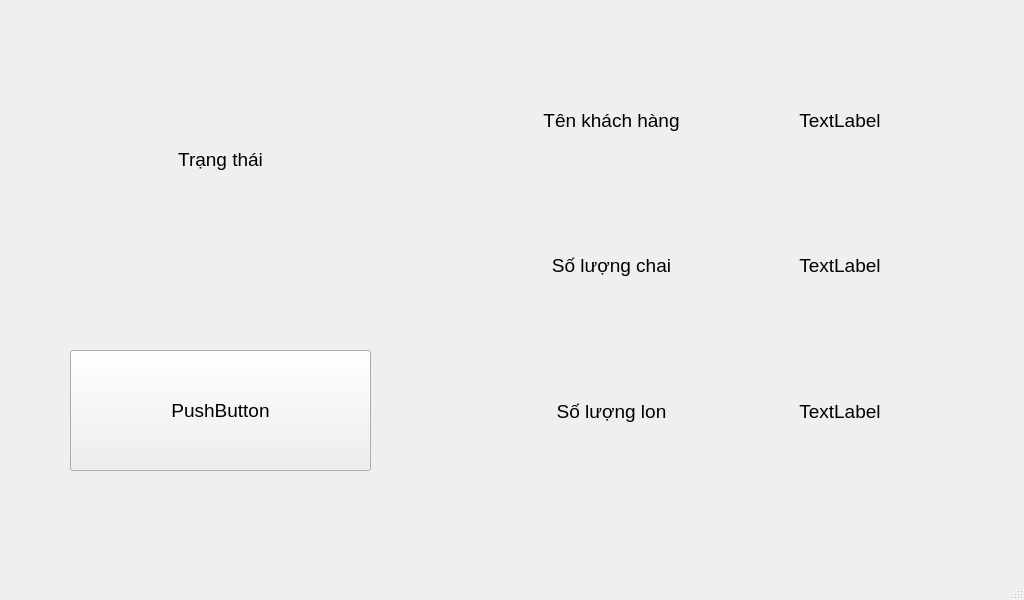
Qt form gui/login.ui (TanJohn1604/lvtn_jetson) before a commit.
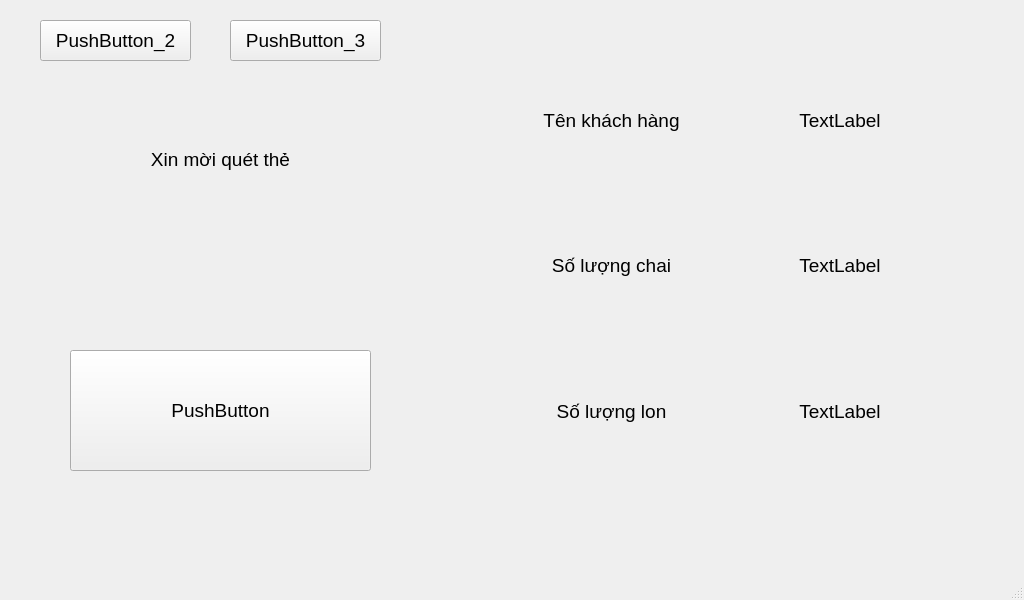
The same form after that commit.

Commit message: nhận id thẻ, nhận diện gửi lên firebase số lon, chai

Patch:
```diff
--- a/gui/login.ui
+++ b/gui/login.ui
@@ -59,13 +59,13 @@
      <number>1</number>
     </property>
     <property name="text">
-     <string>Trạng thái</string>
+     <string>Xin mời quét thẻ</string>
     </property>
     <property name="alignment">
      <set>Qt::AlignCenter</set>
     </property>
    </widget>
-   <widget class="QWidget" name="">
+   <widget class="QWidget" name="layoutWidget">
     <property name="geometry">
      <rect>
       <x>500</x>
@@ -185,6 +185,42 @@
      </item>
     </layout>
    </widget>
+   <widget class="QPushButton" name="button_2">
+    <property name="geometry">
+     <rect>
+      <x>40</x>
+      <y>20</y>
+      <width>151</width>
+      <height>41</height>
+     </rect>
+    </property>
+    <property name="font">
+     <font>
+      <pointsize>14</pointsize>
+     </font>
+    </property>
+    <property name="text">
+     <string>PushButton_2</string>
+    </property>
+   </widget>
+   <widget class="QPushButton" name="button_3">
+    <property name="geometry">
+     <rect>
+      <x>230</x>
+      <y>20</y>
+      <width>151</width>
+      <height>41</height>
+     </rect>
+    </property>
+    <property name="font">
+     <font>
+      <pointsize>14</pointsize>
+     </font>
+    </property>
+    <property name="text">
+     <string>PushButton_3</string>
+    </property>
+   </widget>
   </widget>
   <widget class="QStatusBar" name="statusbar"/>
   <widget class="QMenuBar" name="menubar">
```
The commit also changes 2 other files.
